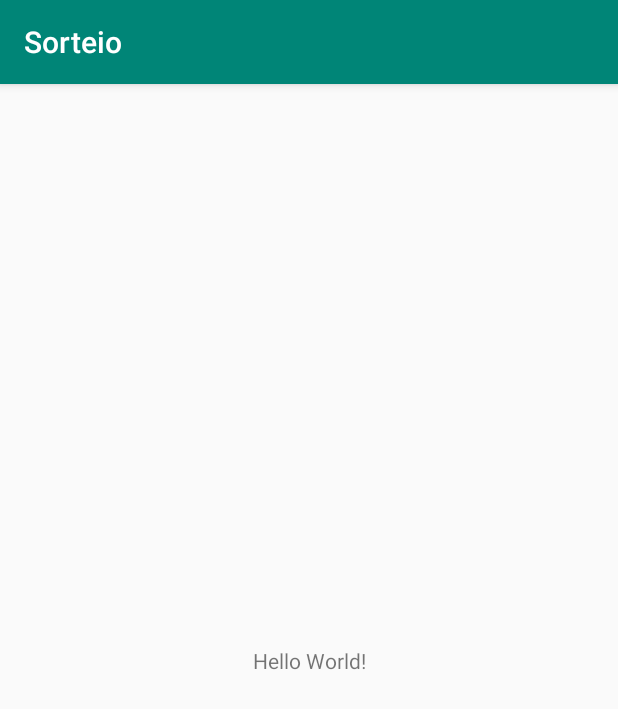
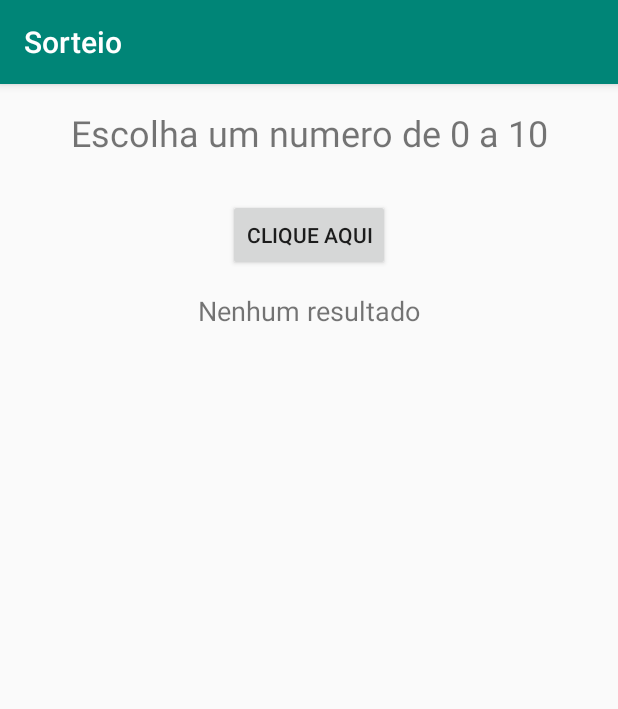
Before and after one commit to tomrobson/Sorteio, an Android app: the screen it shows after launch (MainActivity), on a phone screen of 412 x 824 dp. Shown: the top 709 px of the screen. Run offline under Robolectric (Android 15) with nearby library versions, the phone set to English and light mode, and no system bars.

Commit message:
end commit!

```diff
--- a/app/src/main/java/com/example/sorteio/MainActivity.java
+++ b/app/src/main/java/com/example/sorteio/MainActivity.java
@@ -3,6 +3,10 @@ package com.example.sorteio;
 import androidx.appcompat.app.AppCompatActivity;
 
 import android.os.Bundle;
+import android.view.View;
+import android.widget.TextView;
+
+import java.util.Random;
 
 public class MainActivity extends AppCompatActivity {
 
@@ -11,4 +15,12 @@ public class MainActivity extends AppCompatActivity {
         super.onCreate(savedInstanceState);
         setContentView(R.layout.activity_main);
     }
+
+    public void numeroResultado(View view){
+        TextView alterarTexto = (TextView) findViewById(R.id.textoAlterar);
+
+        int numero = new Random().nextInt(11);
+
+        alterarTexto.setText("O resultado é: " + numero);
+    }
 }
--- a/app/src/main/res/layout/activity_main.xml
+++ b/app/src/main/res/layout/activity_main.xml
@@ -7,12 +7,35 @@
     tools:context=".MainActivity">
 
     <TextView
+        android:id="@+id/textView3"
         android:layout_width="wrap_content"
         android:layout_height="wrap_content"
-        android:text="Hello World!"
-        app:layout_constraintBottom_toBottomOf="parent"
-        app:layout_constraintLeft_toLeftOf="parent"
-        app:layout_constraintRight_toRightOf="parent"
+        android:layout_marginTop="16dp"
+        android:text="Escolha um numero de 0 a 10"
+        android:textSize="24sp"
+        app:layout_constraintEnd_toEndOf="parent"
+        app:layout_constraintStart_toStartOf="parent"
         app:layout_constraintTop_toTopOf="parent" />
 
+    <Button
+        android:id="@+id/button"
+        android:layout_width="wrap_content"
+        android:layout_height="wrap_content"
+        android:layout_marginTop="28dp"
+        android:onClick="numeroResultado"
+        android:text="Clique aqui"
+        app:layout_constraintEnd_toEndOf="parent"
+        app:layout_constraintStart_toStartOf="parent"
+        app:layout_constraintTop_toBottomOf="@+id/textView3" />
+
+    <TextView
+        android:id="@+id/textoAlterar"
+        android:layout_width="wrap_content"
+        android:layout_height="wrap_content"
+        android:layout_marginTop="14dp"
+        android:text="Nenhum resultado"
+        android:textSize="18sp"
+        app:layout_constraintEnd_toEndOf="parent"
+        app:layout_constraintStart_toStartOf="parent"
+        app:layout_constraintTop_toBottomOf="@+id/button" />
 </androidx.constraintlayout.widget.ConstraintLayout>
```
